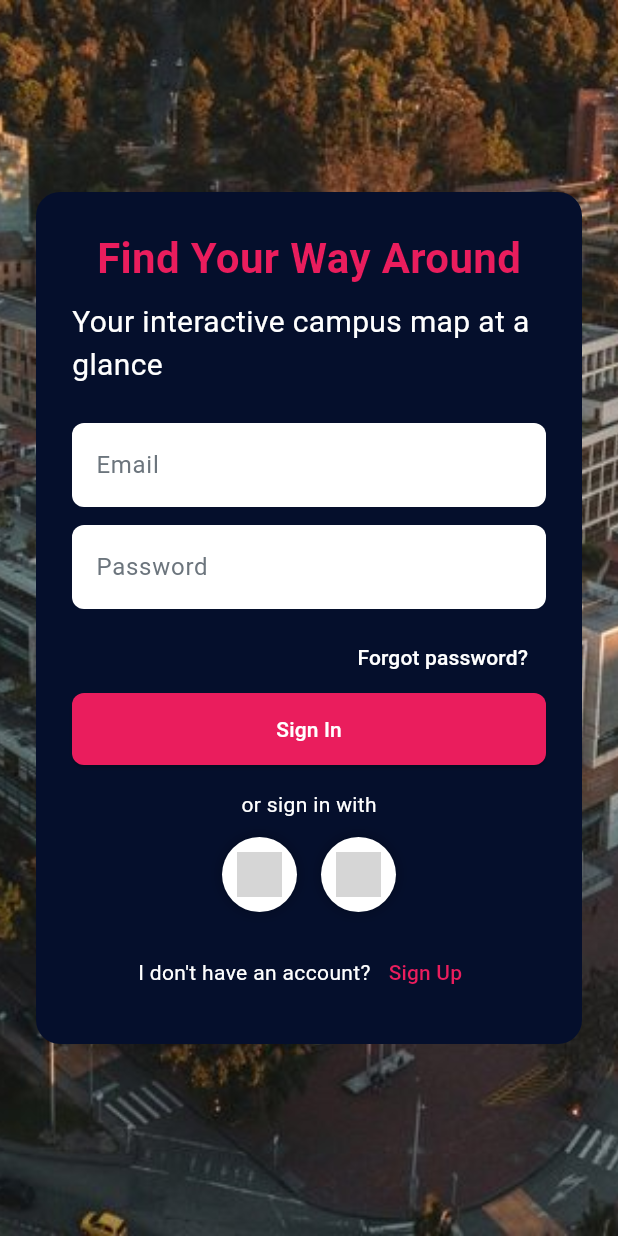
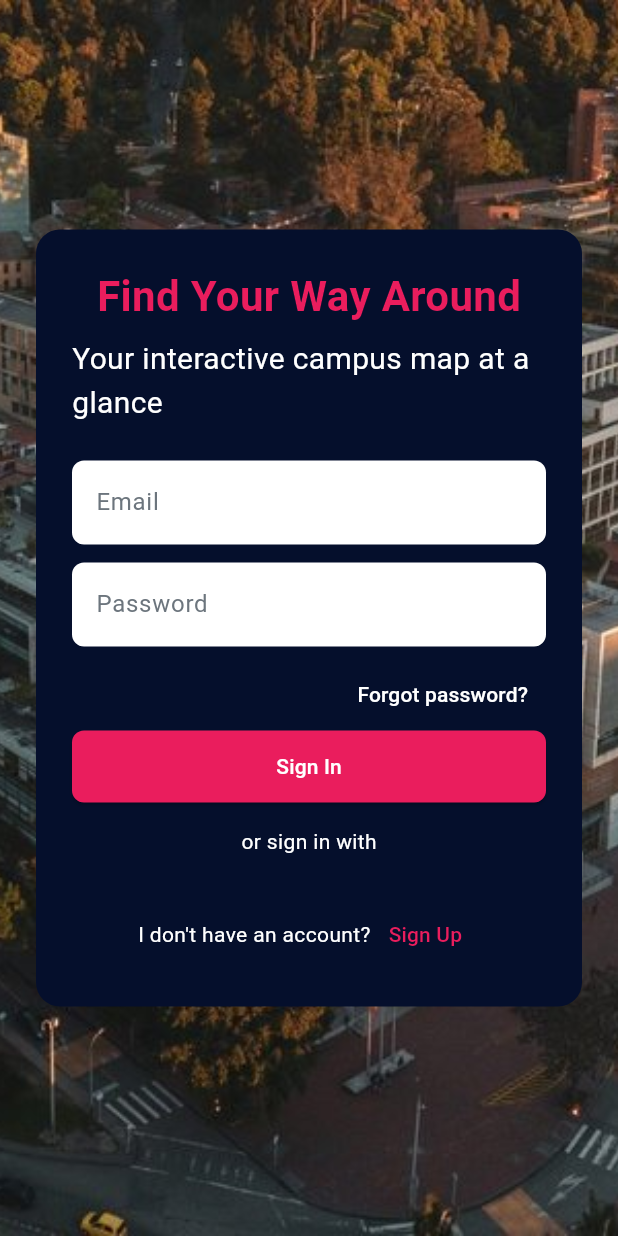
Before and after one commit to ISIS3510-G12/Dart-G12, a Flutter app: the screen it shows after launch, on a phone screen of 412 x 824 dp. Run offline on Flutter 3.47's test engine with Material 3 defaults, Android fonts, the phone set to English and light mode, and no system bars; our stand-ins replace supabase_flutter; accounts and stored records are empty; grey boxes are pictures that could not be loaded.

Commit message:
Remove social media buttons from login page

```diff
--- a/lib/views/login_page.dart
+++ b/lib/views/login_page.dart
@@ -152,14 +152,6 @@ class _LoginPageState extends State<LoginPage> {
                     const SizedBox(height: 12),
 
                     // Botones de redes sociales
-                    Row(
-                      mainAxisAlignment: MainAxisAlignment.center,
-                      children: [
-                        _socialButton("assets/images/google.png"),
-                        const SizedBox(width: 16),
-                        _socialButton("assets/images/facebook.png"),
-                      ],
-                    ),
 
                     const SizedBox(height: 16),
 
```
